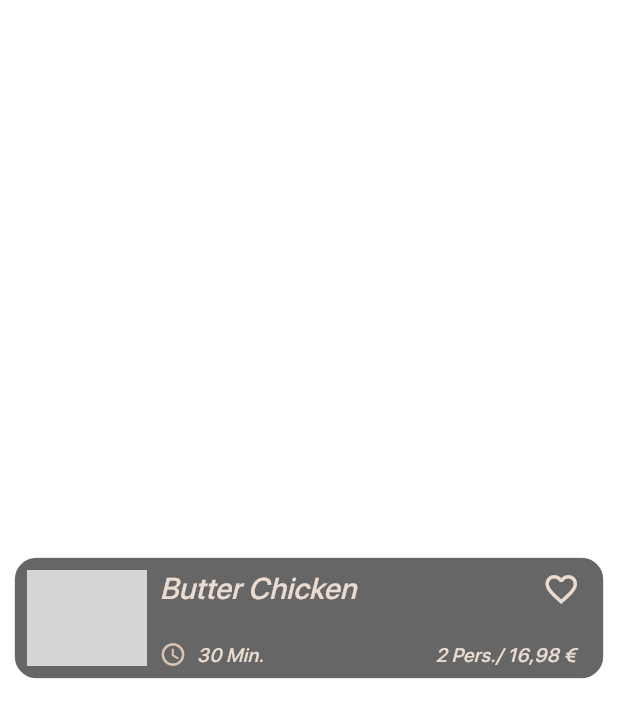
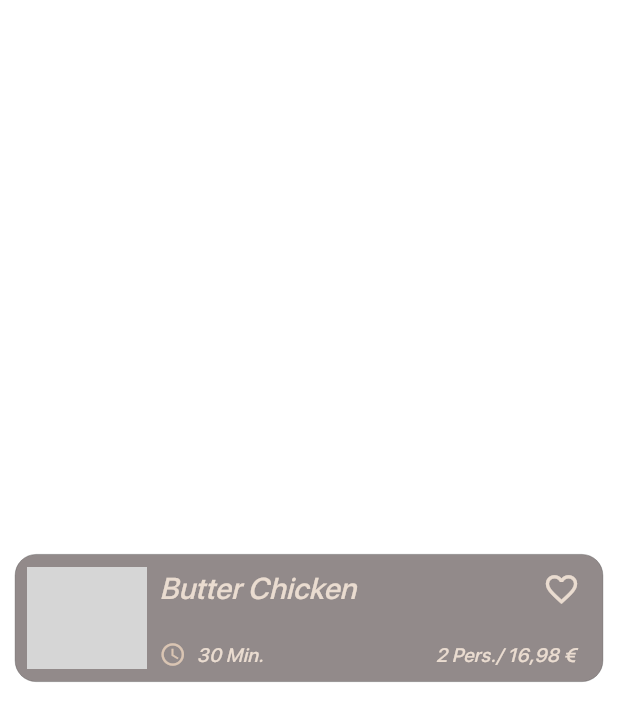
Before and after one commit to Dopa91/flutter_foodie, a Flutter app: the FoodContainerWidget widget shown alone on an empty page, opened directly with sample values from the repository, on a phone screen of 412 x 824 dp. Shown: the top 721 px of the screen. Run offline on Flutter 3.47's test engine with Material 3 defaults, Android fonts, the phone set to English and light mode, and no system bars; project files that could hold a hidden picture were left out; grey boxes are pictures that could not be loaded.

Commit message:
Added Widgets

```diff
--- a/lib/widget/food_container_widget.dart
+++ b/lib/widget/food_container_widget.dart
@@ -21,11 +21,11 @@ class FoodContainerWidget extends StatelessWidget {
         padding: const EdgeInsets.all(10),
         child: Center(
           child: Container(
-            height: 80,
+            height: 85,
             decoration: BoxDecoration(
-              border: Border.all(color: const Color.fromARGB(255, 34, 32, 32), width: 0.3),
+              border: Border.all(color: const Color.fromARGB(255, 34, 32, 32), width: 0.2),
               borderRadius: BorderRadius.circular(14),
-                color: Colors.transparent.withOpacity(0.6)
+                color: const Color.fromARGB(55, 74, 60, 60).withOpacity(0.6)
             ),
             child: Row( // Main Row
               children: [
```
Also changed, not shown: lib/widget/preparation_container_widget.dart (+8 -13 lines), lib/widget/recipe_container_widget.dart (+12 -11 lines).
